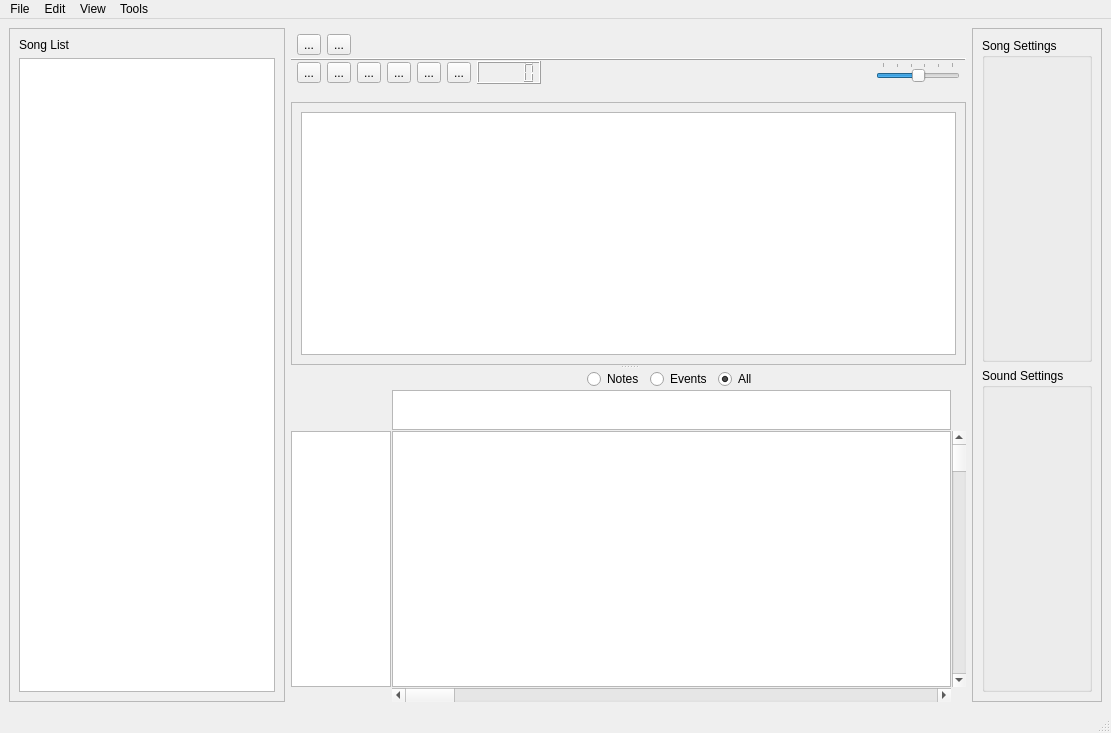
This is src/ui/mainwindow.ui in garakmon/gtm as Qt 5 draws it before an edit. The edited form follows.
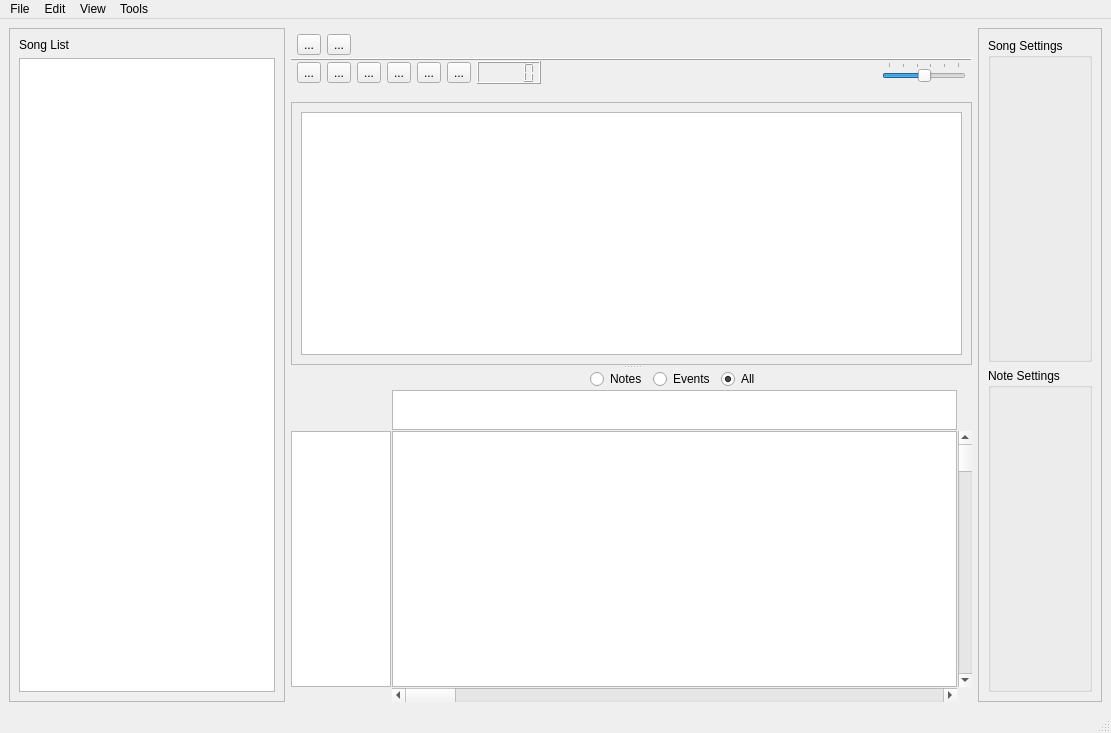
This is the edited form. Icons and pictures are not drawn.

What changed in the file:
```diff
--- a/src/ui/mainwindow.ui
+++ b/src/ui/mainwindow.ui
@@ -52,7 +52,7 @@
           </sizepolicy>
          </property>
          <property name="title">
-          <string>Sound Settings</string>
+          <string>Note Settings</string>
          </property>
         </widget>
        </item>
```
